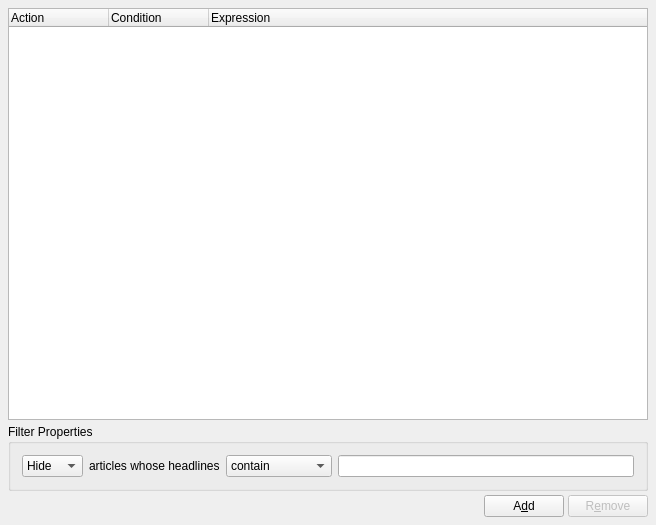
Before: the Qt Designer form src/filtersettings.ui in christau/netnewsticker, drawn with Qt 5.
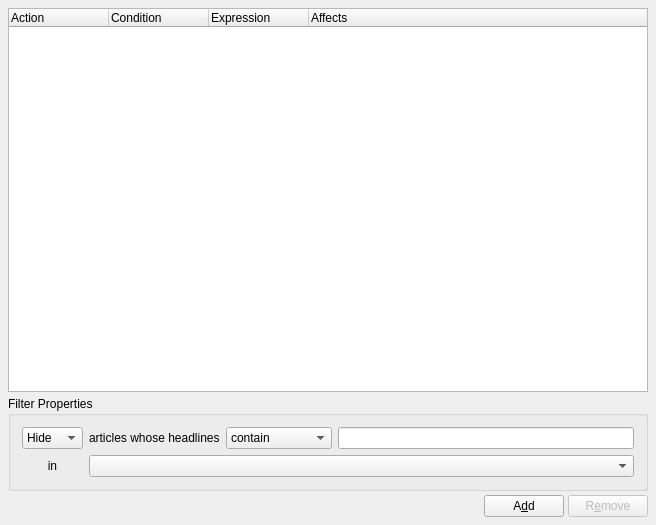
After: the same form once the commit is applied.

Patch:
```diff
--- a/src/filtersettings.ui
+++ b/src/filtersettings.ui
@@ -161,6 +161,19 @@
         <item row="0" column="4">
          <widget class="QLineEdit" name="leFilterExpression"/>
         </item>
+        <item row="1" column="2" colspan="3">
+         <widget class="QComboBox" name="cboNewsSources"/>
+        </item>
+        <item row="1" column="0" colspan="2">
+         <widget class="QLabel" name="label">
+          <property name="text">
+           <string>in</string>
+          </property>
+          <property name="alignment">
+           <set>Qt::AlignCenter</set>
+          </property>
+         </widget>
+        </item>
        </layout>
       </widget>
      </item>
@@ -181,6 +194,11 @@
          <string>Expression</string>
         </property>
        </column>
+       <column>
+        <property name="text">
+         <string>Affects</string>
+        </property>
+       </column>
       </widget>
      </item>
     </layout>
```
